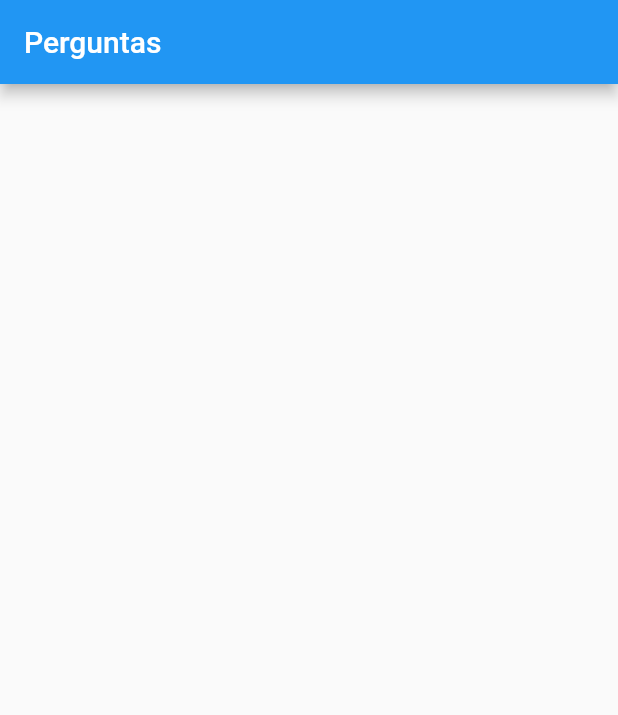
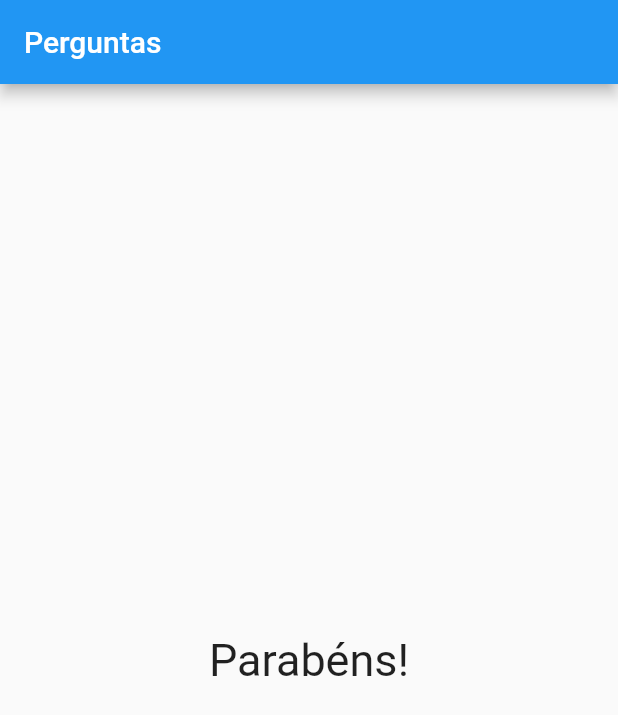
Before and after one commit to Willjp04/Projeto-Flutter, a Flutter app: the screen it shows after launch, after a tap on "Preto", after a tap on "Cobra", after a tap on "Léo", on a phone screen of 412 x 824 dp. Shown: the top 715 px of the screen. Run offline on Flutter 3.47's test engine with Material 2 defaults, Android fonts, the phone set to English and light mode, and no system bars.

Commit message:
Inserindo tela de finalização das perguntas

```diff
--- a/projeto_perguntas/lib/main.dart
+++ b/projeto_perguntas/lib/main.dart
@@ -53,7 +53,12 @@ class _PerguntaAppState extends State<PerguntaApp> {
                   ...respostas.map((t) => Resposta(t, _responder)).toList(),
                 ],
               )
-            : null,
+            : Center(
+                child: Text(
+                  'Parabéns!',
+                  style: TextStyle(fontSize: 30),
+                ),
+              ),
       ),
     );
   }
```
